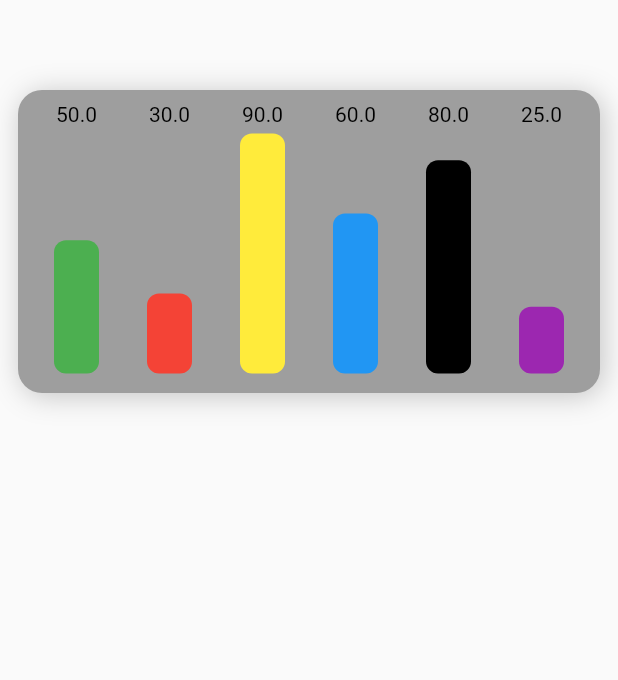
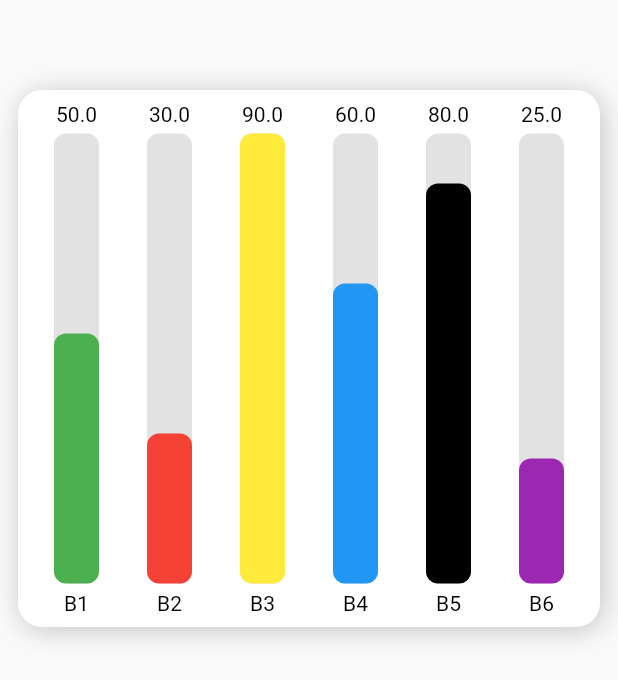
Before and after one commit to porasMr/fine_bar_chart, a Flutter app: the screen it shows after launch, on a phone screen of 412 x 824 dp. Shown: the top 680 px of the screen. Run offline on Flutter 3.47's test engine with Material 2 defaults, Android fonts, the phone set to English and light mode, and no system bars; drawn by our look-alikes of flutter_animation_progress_bar.

Commit message:
Image added

```diff
--- a/example/lib/main.dart
+++ b/example/lib/main.dart
@@ -53,15 +53,15 @@ class _MyHomePageState extends State<MyHomePage> {
       margin: const EdgeInsets.only(top: 60),
       child: FineBarChart(
           barWidth: 30,
-          barHeight: 160,
-          backgroundColors: Colors.grey,
-          isBottomNameDisable: true,
+          barHeight: 300,
+          backgroundColors: Colors.white,
+          isBottomNameDisable: false,
           isValueDisable: false,
           textStyle: const TextStyle(
             fontSize: 14,
             color: Colors.black,
           ),
-          barBackgroundColors: Colors.grey,
+          barBackgroundColors: Colors.grey.withOpacity(0.3),
           barValue: barValue,
           barColors: barColors,
           barBottomName: bottomBarName),
```
Also changed, not shown: Simulator Screen Shot - iPhone 11 Pro - 2022-06-30 at 15.35.56.png (added), Simulator Screen Shot - iPhone 11 Pro - 2022-06-30 at 18.14.56.png (added), Simulator Screen Shot - iPhone 11 Pro - 2022-06-30 at 21.10.49.png (added), 2 other files.
